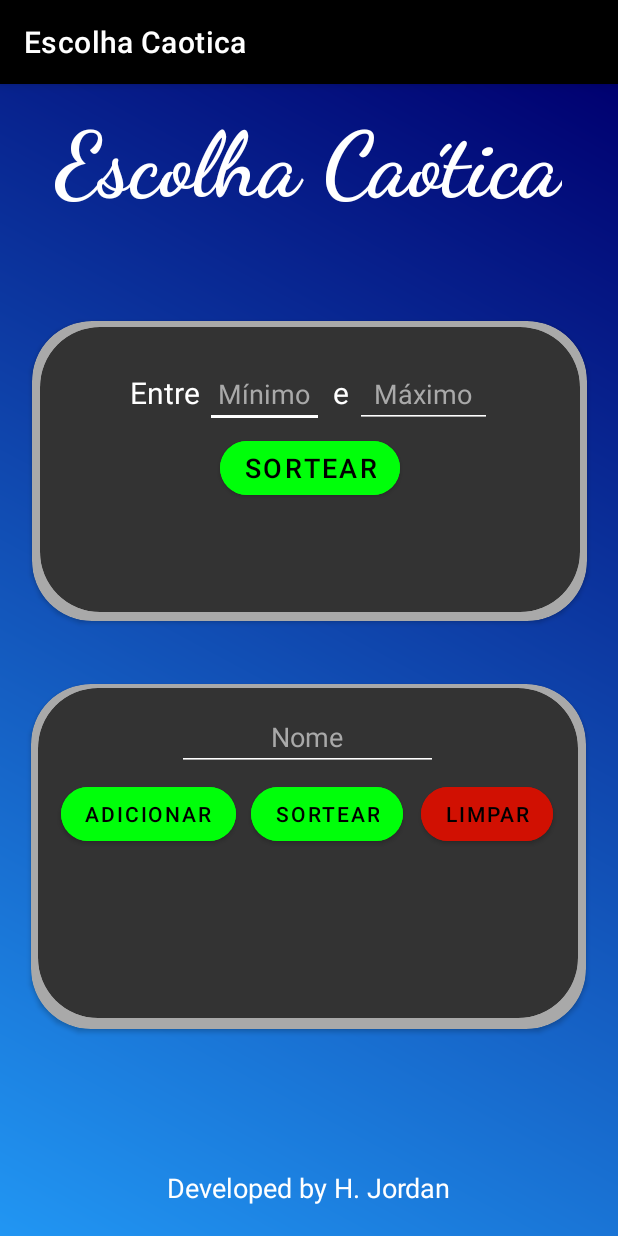
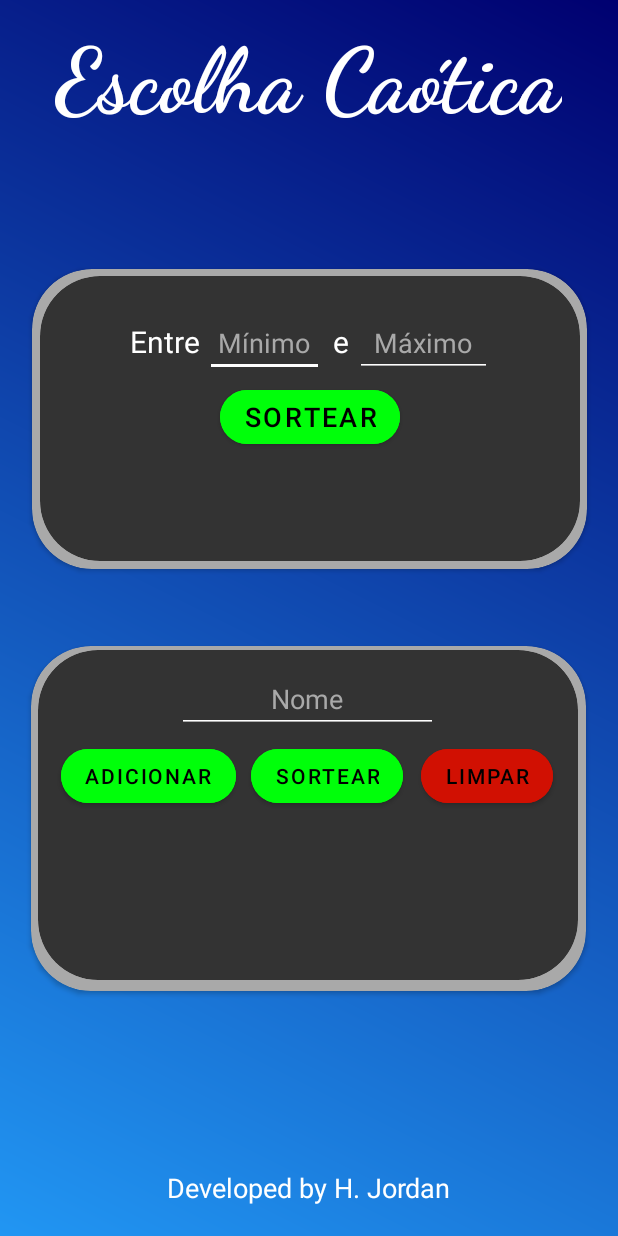
Before and after one commit to HugoJordan7/escolha-caotica, an Android app: the screen it shows after launch (MainActivity), on a phone screen of 412 x 824 dp. Run offline under Robolectric (Android 15) with nearby library versions, the phone set to English and light mode, and no system bars.

Commit message:
Removing the title bar and modifying the application name

```diff
--- a/app/src/main/res/layout/activity_main.xml
+++ b/app/src/main/res/layout/activity_main.xml
@@ -26,7 +26,7 @@
         android:id="@+id/border_card_numbers"
         android:layout_width="370dp"
         android:layout_height="200dp"
-        android:layout_marginBottom="160dp"
+        android:layout_marginBottom="162dp"
         app:cardBackgroundColor="@color/gray"
         app:cardCornerRadius="40dp"
         app:layout_constraintBottom_toBottomOf="parent"
@@ -127,6 +127,7 @@
         android:id="@+id/border_card_names"
         android:layout_width="370dp"
         android:layout_height="230dp"
+        android:layout_marginBotton="6dp"
         app:cardBackgroundColor="@color/gray"
         app:cardCornerRadius="40dp"
         app:layout_constraintBottom_toBottomOf="parent"
--- a/app/src/main/res/values-night/themes.xml
+++ b/app/src/main/res/values-night/themes.xml
@@ -1,6 +1,6 @@
 <resources xmlns:tools="http://schemas.android.com/tools">
     <!-- Base application theme. -->
-    <style name="Theme.EscolhaCaotica" parent="Theme.MaterialComponents.DayNight.DarkActionBar">
+    <style name="Theme.EscolhaCaotica" parent="Theme.MaterialComponents.DayNight.NoActionBar">
         <!-- Primary brand color. -->
         <item name="colorPrimary">@color/black</item>
         <item name="colorPrimaryVariant">@color/black</item>
--- a/app/src/main/res/values/strings.xml
+++ b/app/src/main/res/values/strings.xml
@@ -1,5 +1,5 @@
 <resources>
-    <string name="app_name">Escolha Caotica</string>
+    <string name="app_name">Escolha Caótica</string>
     <string name="tittle">Escolha Caótica</string>
     <string name="text_cardNumbers_tittle">Entre</string>
     <string name="text_cardNumbers_tittle2">e</string>
--- a/app/src/main/res/values/themes.xml
+++ b/app/src/main/res/values/themes.xml
@@ -1,6 +1,6 @@
 <resources xmlns:tools="http://schemas.android.com/tools">
     <!-- Base application theme. -->
-    <style name="Theme.EscolhaCaotica" parent="Theme.MaterialComponents.DayNight.DarkActionBar">
+    <style name="Theme.EscolhaCaotica" parent="Theme.MaterialComponents.DayNight.NoActionBar">
         <!-- Primary brand color. -->
         <item name="colorPrimary">@color/black</item>
         <item name="colorPrimaryVariant">@color/black</item>
```
